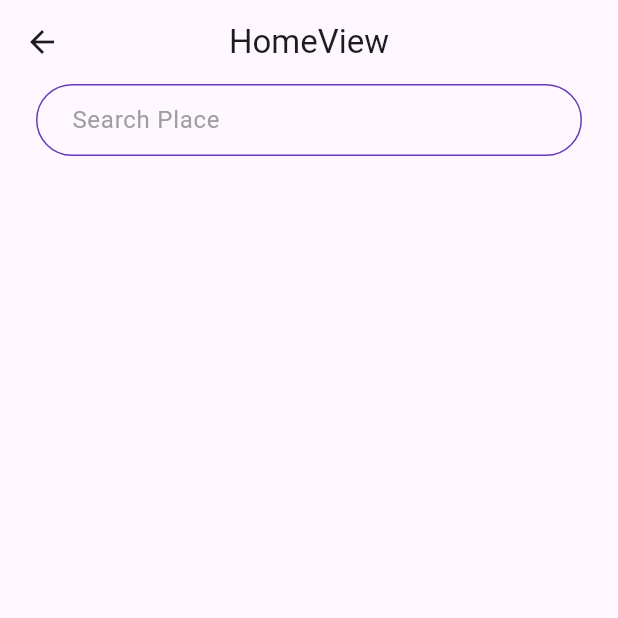
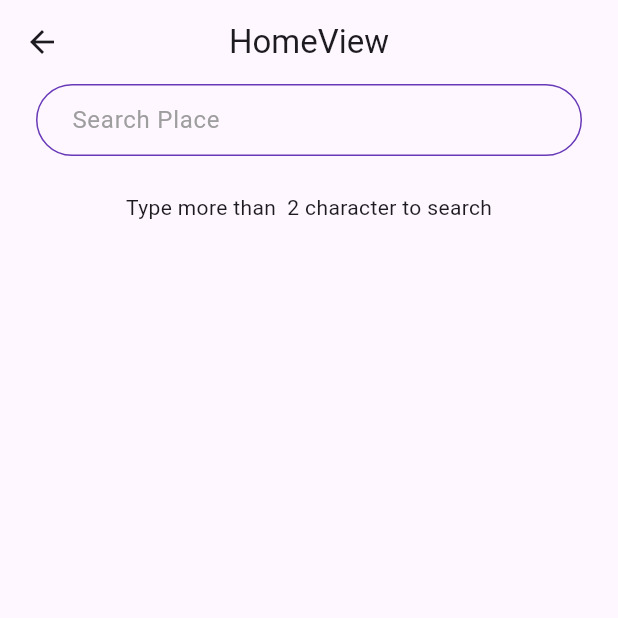
Before and after one commit to MohammedMubashirKhan/LogisticsNow_task, a Flutter app: the HomeView screen opened by its route, on a phone screen of 412 x 824 dp, the top half of it. Run offline on Flutter 3.47's test engine with Material 3 defaults, Android fonts, the phone set to English and light mode, and no system bars; our stand-ins replace firebase_auth, firebase_core, get; accounts and stored records are empty.

Commit message:
handel all the edges cases and respective UI is updated

```diff
--- a/lib/app/modules/home/controllers/home_controller.dart
+++ b/lib/app/modules/home/controllers/home_controller.dart
@@ -1,21 +1,33 @@
 import 'dart:convert';
 
+import 'package:flutter/material.dart';
 import 'package:get/get.dart';
+import 'package:get/get_rx/src/rx_workers/utils/debouncer.dart';
 import 'package:logisticnow_task/app/modules/home/model/search_model.dart';
 import 'package:logisticnow_task/app/services/api_services.dart';
 
 class HomeController extends GetxController {
+  Rx<TextEditingController> searchController = TextEditingController().obs;
   Rxn<SearchModel> searchModel = Rxn<SearchModel>();
+  final _debouncer = Debouncer(
+      delay:
+          const Duration(milliseconds: 500)); // Debounce time in milliseconds
+  RxBool isLoading = false.obs;
 
   /// Call API with searchValue
   onSearhFieldChange(String searchValue) async {
+    _debouncer.call(() async {
+      isLoading.value = true;
       if (searchValue.length > 2) {
         String? data = await ApiServices().getApi(searchValue);
         if (data != null) {
           searchModel.value = SearchModel.fromJson(jsonDecode(data));
         }
+        searchController.refresh();
       } else {
         searchModel.value = null;
       }
+      isLoading.value = false;
+    });
   }
 }
--- a/lib/app/modules/home/model/search_model.dart
+++ b/lib/app/modules/home/model/search_model.dart
@@ -58,7 +58,7 @@ class Location {
   String? state;
   String? label;
   int? score;
-  double? pincode;
+  int? pincode;
 
   Location(
       {this.suggestion,
@@ -80,7 +80,7 @@ class Location {
     state = json['state'];
     label = json['label'];
     score = json['score'];
-    pincode = json['pincode'];
+    pincode = json['pincode']?.toInt();
   }
 
   Map<String, dynamic> toJson() {
--- a/lib/app/modules/home/views/home_view.dart
+++ b/lib/app/modules/home/views/home_view.dart
@@ -18,6 +18,7 @@ class HomeView extends GetView<HomeController> {
         child: Column(
           children: [
             TextField(
+              controller: controller.searchController.value,
               decoration: const InputDecoration(
                 hintText: 'Search Place',
               ),
@@ -26,9 +27,29 @@ class HomeView extends GetView<HomeController> {
             const SizedBox(
               height: 24.0,
             ),
-            Expanded(
-              child: Obx(
-                () => ListView.builder(
+            Obx(() {
+              // when user hasn't type anything
+              if (controller.searchController.value.text.length <= 2) {
+                return const Center(
+                  child: Text("Type more than  2 character to search"),
+                );
+              }
+
+              if (controller.isLoading.value) {
+                return const Center(
+                  child: CircularProgressIndicator(),
+                );
+              }
+
+              // When no data found
+              if (controller.searchModel.value?.value?.isEmpty ?? true) {
+                return const Center(
+                  child: Text("No data found"),
+                );
+              }
+
+              return Expanded(
+                child: ListView.builder(
                   itemCount: controller.searchModel.value?.value?.length ?? 0,
                   itemBuilder: (context, index) {
                     return Obx(
@@ -58,8 +79,8 @@ class HomeView extends GetView<HomeController> {
                     );
                   },
                 ),
-              ),
-            )
+              );
+            })
           ],
         ),
       ),
--- a/lib/app/routes/app_pages.dart
+++ b/lib/app/routes/app_pages.dart
@@ -1,11 +1,11 @@
 import 'package:get/get.dart';
-import 'package:logisticnow_task/app/modules/login/views/register_view.dart';
-import 'package:logisticnow_task/app/modules/login/views/welcome_view.dart';
 
 import '../modules/home/bindings/home_binding.dart';
 import '../modules/home/views/home_view.dart';
 import '../modules/login/bindings/login_binding.dart';
+import '../modules/login/views/welcome_view.dart';
 import '../modules/login/views/login_view.dart';
+import '../modules/login/views/register_view.dart';
 
 part 'app_routes.dart';
 
```
Lines whose indentation alone changed are shown as unchanged.
